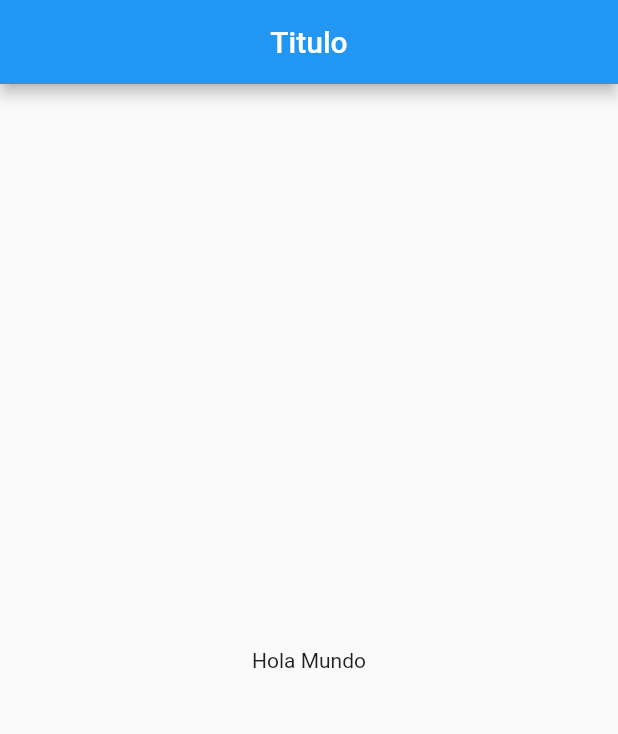
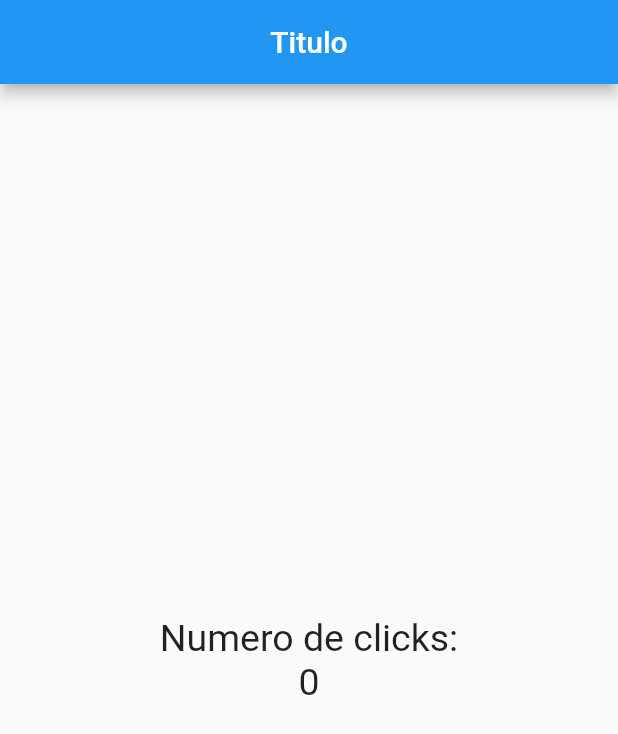
Before and after one commit to RobinCtr/exam, a Flutter app: the screen it shows after launch, on a phone screen of 412 x 824 dp. Shown: the top 734 px of the screen. Run offline on Flutter 3.47's test engine with Material 2 defaults, Android fonts, the phone set to English and light mode, and no system bars.

Commit message:
Columnas y estilos

```diff
--- a/lib/src/pages/home_page.dart
+++ b/lib/src/pages/home_page.dart
@@ -1,6 +1,7 @@
 import 'package:flutter/material.dart';
 
 class HomePage extends StatelessWidget {
+  final estiloTexto = new TextStyle(fontSize: 25);
   @override
   Widget build(BuildContext context) {
     return Scaffold(
@@ -9,8 +10,13 @@ class HomePage extends StatelessWidget {
         centerTitle: true,
       ),
       body: Center(
-        child: Text('Hola Mundo'),
-      ),
+          child: Column(
+        mainAxisAlignment: MainAxisAlignment.center,
+        children: <Widget>[
+          Text('Numero de clicks:', style: estiloTexto),
+          Text('0', style: estiloTexto),
+        ],
+      )),
     );
   }
 }
```
